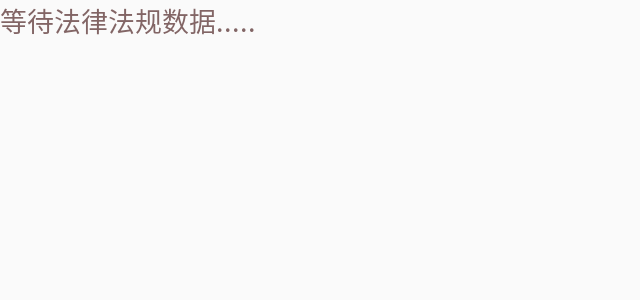
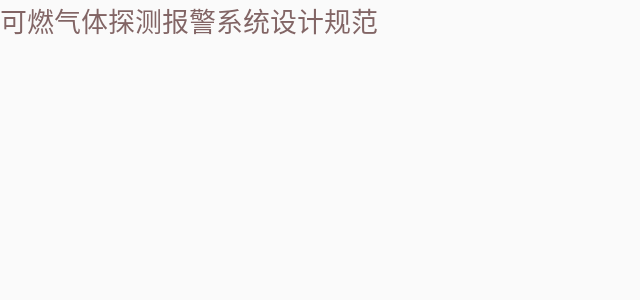
Before and after one commit to fallwd/fire_inspection_APP, an Android app: the RulesActivity screen opened directly, with no data from a screen before it, after a tap on "可燃气体探测报警系统设计规范", on a phone screen of 824 x 412 dp (held sideways). Shown: the top 300 px of the screen, without its empty margins (0-640 px from the left). Run offline under Robolectric (Android 15) with nearby library versions, the phone set to English and light mode, and no system bars.

```diff
--- a/app/src/main/java/com/hr/fire/inspection/activity/RuleContentActivity.java
+++ b/app/src/main/java/com/hr/fire/inspection/activity/RuleContentActivity.java
@@ -3,6 +3,7 @@ package com.hr.fire.inspection.activity;
 import androidx.appcompat.app.AppCompatActivity;
 
 import android.os.Bundle;
+
 import android.widget.TextView;
 import android.widget.Toast;
 
@@ -14,11 +15,11 @@ public class RuleContentActivity extends AppCompatActivity {
     protected void onCreate(Bundle savedInstanceState) {
         super.onCreate(savedInstanceState);
         setContentView(R.layout.activity_rule_content);
-        TextView textcont = (TextView) findViewById(R.id.textcont);
-        Bundle b = getIntent().getExtras();
+        TextView textcont=(TextView)findViewById(R.id.textcont);
+        Bundle b=getIntent().getExtras();
         //获取Bundle的信息
-        String infocont = b.getString("context");
-        String infoid = b.getString("id");
-        textcont.setText("等待法律法规数据.....");
+        String infocont=b.getString("context");
+        String infoid=b.getString("id");
+        textcont.setText(infocont);
     }
 }
--- a/app/src/main/java/com/hr/fire/inspection/activity/RulesActivity.java
+++ b/app/src/main/java/com/hr/fire/inspection/activity/RulesActivity.java
@@ -8,16 +8,11 @@ import android.view.View;
 import android.widget.AdapterView;
 import android.widget.ListView;
 import android.widget.ImageButton;
-import android.widget.SimpleAdapter;
-import android.widget.Toast;
 
 import com.hr.fire.inspection.R;
 import com.hr.fire.inspection.adapter.LawItemAdapter;
 
 import java.util.ArrayList;
-import java.util.HashMap;
-import java.util.List;
-import java.util.Map;
 
 
 public class RulesActivity extends AppCompatActivity {
@@ -49,8 +44,8 @@ public class RulesActivity extends AppCompatActivity {
                 String str = mList.get(position);
                 //跳转详情
                 Bundle bundle = new Bundle();
-                bundle.putString("id", str);
-                bundle.putString("context", "");
+                bundle.putString("id",String.valueOf(id));
+                bundle.putString("context",str);
                 Intent intent = new Intent(RulesActivity.this, RuleContentActivity.class);
                 intent.putExtras(bundle);
                 startActivity(intent);
--- a/app/src/main/java/com/hr/fire/inspection/dao/DaoMaster.java
+++ b/app/src/main/java/com/hr/fire/inspection/dao/DaoMaster.java
@@ -22,17 +22,17 @@ public class DaoMaster extends AbstractDaoMaster {
     /** Creates underlying database table using DAOs. */
     public static void createAllTables(Database db, boolean ifNotExists) {
         CheckTypeDao.createTable(db, ifNotExists);
+        ItemInfoDao.createTable(db, ifNotExists);
         YearCheckDao.createTable(db, ifNotExists);
         YearCheckResultDao.createTable(db, ifNotExists);
-        ItemInfoDao.createTable(db, ifNotExists);
     }
 
     /** Drops underlying database table using DAOs. */
     public static void dropAllTables(Database db, boolean ifExists) {
         CheckTypeDao.dropTable(db, ifExists);
+        ItemInfoDao.dropTable(db, ifExists);
         YearCheckDao.dropTable(db, ifExists);
         YearCheckResultDao.dropTable(db, ifExists);
-        ItemInfoDao.dropTable(db, ifExists);
     }
 
     /**
@@ -52,9 +52,9 @@ public class DaoMaster extends AbstractDaoMaster {
     public DaoMaster(Database db) {
         super(db, SCHEMA_VERSION);
         registerDaoClass(CheckTypeDao.class);
+        registerDaoClass(ItemInfoDao.class);
         registerDaoClass(YearCheckDao.class);
         registerDaoClass(YearCheckResultDao.class);
-        registerDaoClass(ItemInfoDao.class);
     }
 
     public DaoSession newSession() {
--- a/app/src/main/res/layout/activity_main.xml
+++ b/app/src/main/res/layout/activity_main.xml
@@ -15,9 +15,11 @@
         app:layout_constraintLeft_toLeftOf="parent"
         app:layout_constraintRight_toRightOf="parent"
         app:layout_constraintTop_toTopOf="parent" />
+
     <Button
         android:id="@+id/button1"
         android:layout_width="wrap_content"
         android:layout_height="wrap_content"
         android:text="跳转到导航页面1" />
+
 </LinearLayout>
--- a/app/src/main/res/values/colors.xml
+++ b/app/src/main/res/values/colors.xml
@@ -7,4 +7,5 @@
     <color name="title_green">#00A779</color>
     <color name="title_gray">#4A4A4A</color>
     <color name="title_black">#000</color>
+    <color name="fire_title">#000000</color>
 </resources>
--- a/app/src/main/res/values/strings.xml
+++ b/app/src/main/res/values/strings.xml
@@ -1,9 +1,12 @@
 <resources>
     <string name="app_name">海油巡检</string>
-    <string name="laws_regulations">法律法规</string>
     <string name="home_special_tools">消防检维专用工具</string>
     <string name="home_annual_fire_inspection">消防年检</string>
     <string name="home_fire_inspection">消防巡检</string>
     <string name="home_hidden_danger">隐患库</string>
     <string name="home_legal_library">法律法规库</string>
+    <string name="laws_regulations">法律法规</string>
+    <string name="fire_regulations">消防年检</string>
+    <string name="product_report">生成报告</string>
+    <string name="route_regulations">消防巡检</string>
 </resources>
```
Also changed, not shown: app/src/main/java/com/hr/fire/inspection/dao/DaoSession.java (+14 -14 lines).
